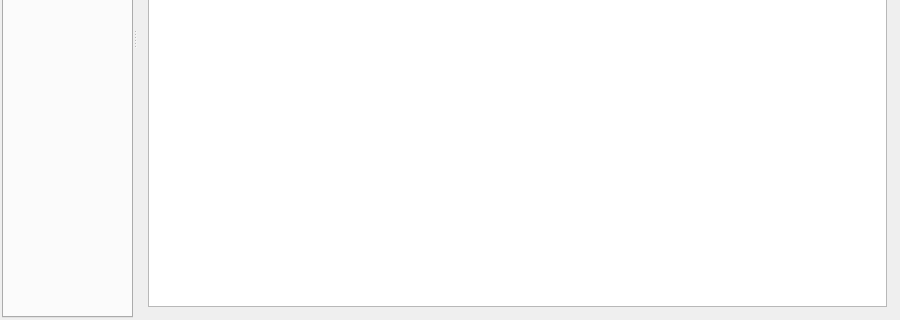
First picture: the form in src/softprojector.ui, repository SoftProjector/src, before the edit; both pictures show x 0 to 900 and y 280 to 600 of the 900 by 600 pixel window.
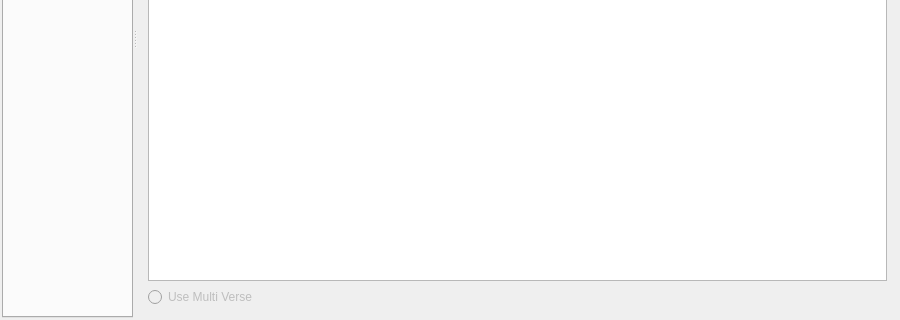
Second picture: the form after the edit. Icons and pictures are not drawn.

Commit message: Initial - enabled multiple bible verse showing

The edit to the form file:
```diff
--- a/src/softprojector.ui
+++ b/src/softprojector.ui
@@ -117,6 +117,16 @@
           </property>
          </widget>
         </item>
+        <item row="3" column="0" colspan="2">
+         <widget class="QRadioButton" name="rbMultiVerse">
+          <property name="enabled">
+           <bool>false</bool>
+          </property>
+          <property name="text">
+           <string>Use Multi Verse</string>
+          </property>
+         </widget>
+        </item>
        </layout>
       </widget>
      </widget>
```
Left out of the diff: 4 changed lines with no effect on the pictures. The commit also changes 4 other files.
